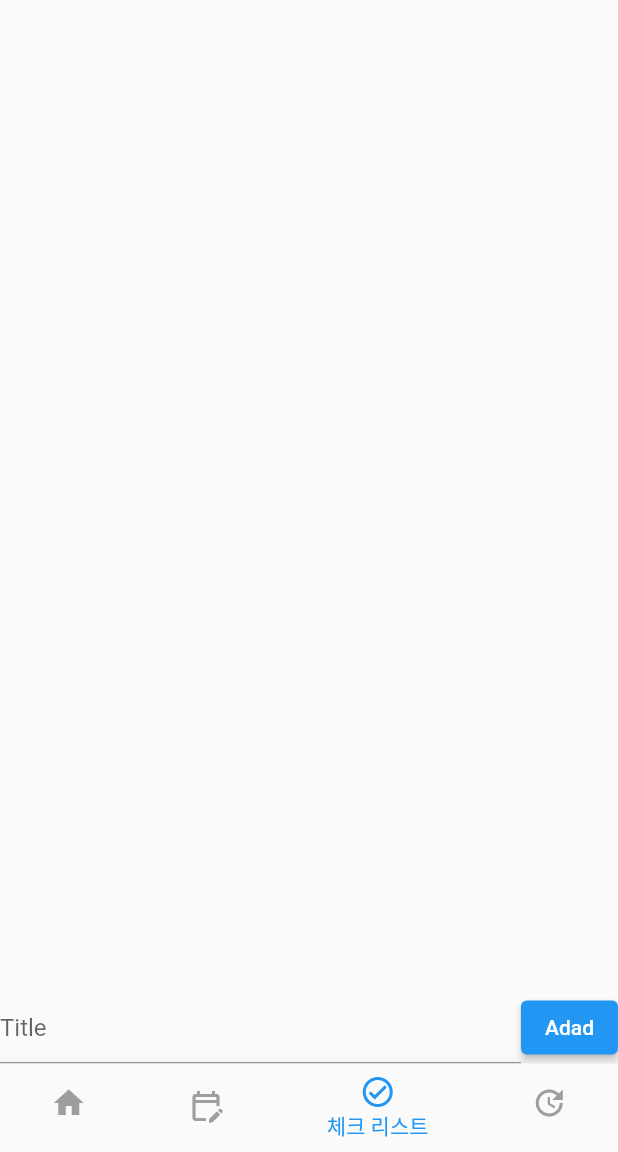
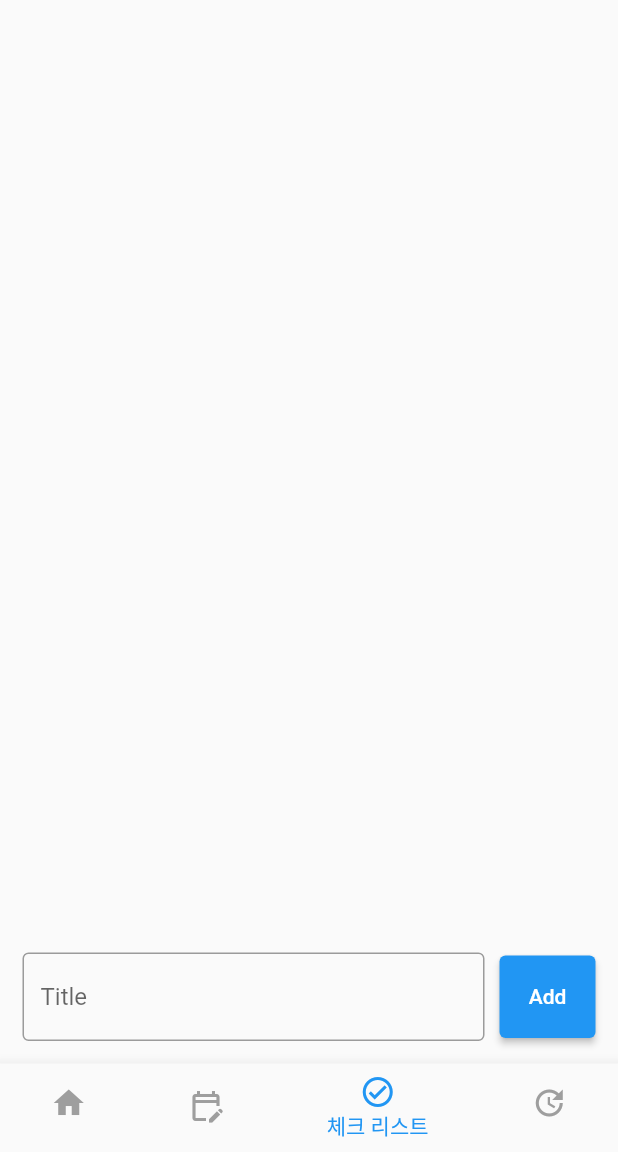
Before and after one commit to melodysdreamj/songdo_flutter_studty_2, a Flutter app: the screen it shows after launch, item 3 of the bottom bar chosen, on a phone screen of 412 x 824 dp, the part 84-1236 px from its top. Run offline on Flutter 3.47's test engine with Material 2 defaults, Android fonts, the phone set to English and light mode, and no system bars.

Commit message:
221008/13:30PM

```diff
--- a/lib/page/todo.dart
+++ b/lib/page/todo.dart
@@ -27,47 +27,71 @@ class _TodoPageState extends State<TodoPage> {
         children: [
           Expanded(
             child: ListView.builder(
+              physics: const BouncingScrollPhysics(),
               itemCount: _todoList.length,
               itemBuilder: (context, index) {
-                return listItemWidget(_todoList[index]);
+                return listItemCardWidet(_todoList[index]);
               },
             ),
           ),
-          Row(
+          Padding(
+            padding: const EdgeInsets.all(15.0),
+            child: Row(
               children: [
                 Expanded(
                   child: TextField(
                     controller: _todoController ,
                     decoration: const InputDecoration(
+                      border: OutlineInputBorder(),
                       hintText: 'Title',
                     ),
                   ),
                 ),
-              ElevatedButton(
+                const SizedBox(width: 10,),
+                Container(
+                  height: 55,
+                  child: ElevatedButton(
                     onPressed: () {
                       print(_todoController.text);
+                      if (_todoController.text.isNotEmpty) {
                         setState(() {
-                    _todoList.add(TodoModel(
-                      title: _todoController.text,
-                      content: _todoController.text, ));
+                          _todoList.add(TodoModel(title: _todoController.text,
+                              content: _todoController.text));
+                          _todoController.clear();
                         });
-                  _todoController.clear();
-
+                      }
                     },
-                child: const Text('Adad'),
+                    child: const Text('Add'),
+                  ),
                 ),
               ],
+            ),
           ),
         ],
       ),
     );
   }
 
+  Widget listItemCardWidet(TodoModel todo) {
+    return Card(
+      elevation: 5,
+      margin: const EdgeInsets.all(10),
+      child: ListTile(
+        title: Text(todo.title),
+        subtitle: Text(todo.content),
+      ),
+    );
+  }
+
   Widget listItemWidget(TodoModel todo) {
     return Container(
+        decoration: BoxDecoration(
+          borderRadius: BorderRadius.circular(8.0),
+          border: Border.all(width: 1, color: Colors.grey),
+        ),
         margin: const EdgeInsets.all(10),
-        color: Colors.cyanAccent,
-        height: 100,
+        //color: Colors.cyanAccent,
+        // height: 100,
         child: Column(
           children: [
             Text(todo.title),
```
Lines whose indentation alone changed are shown as unchanged.
